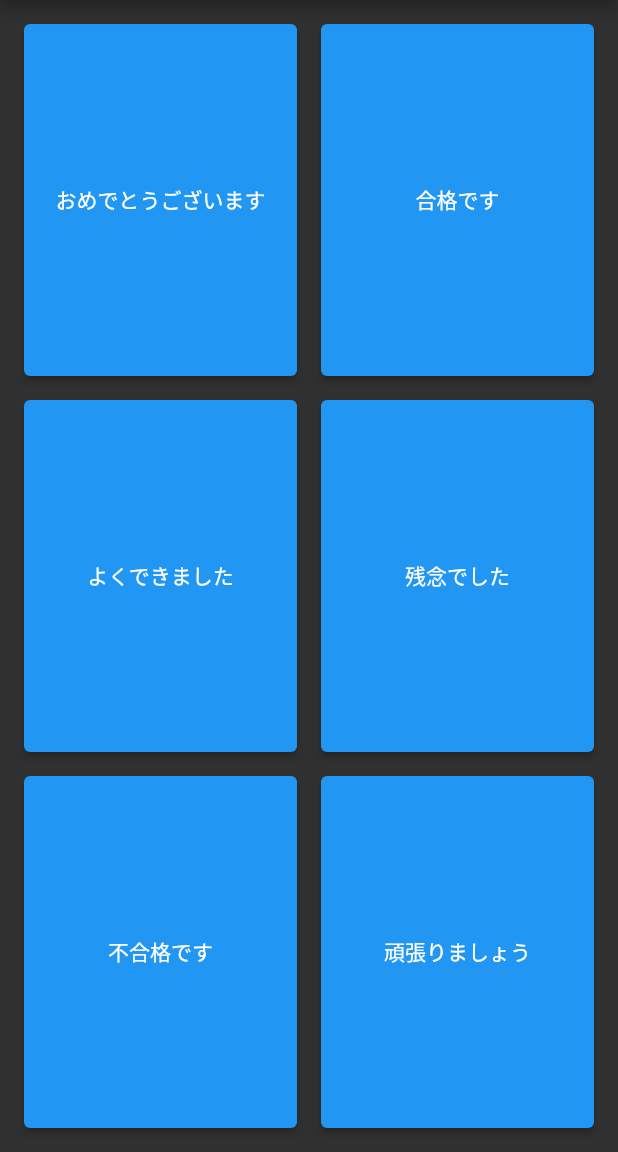
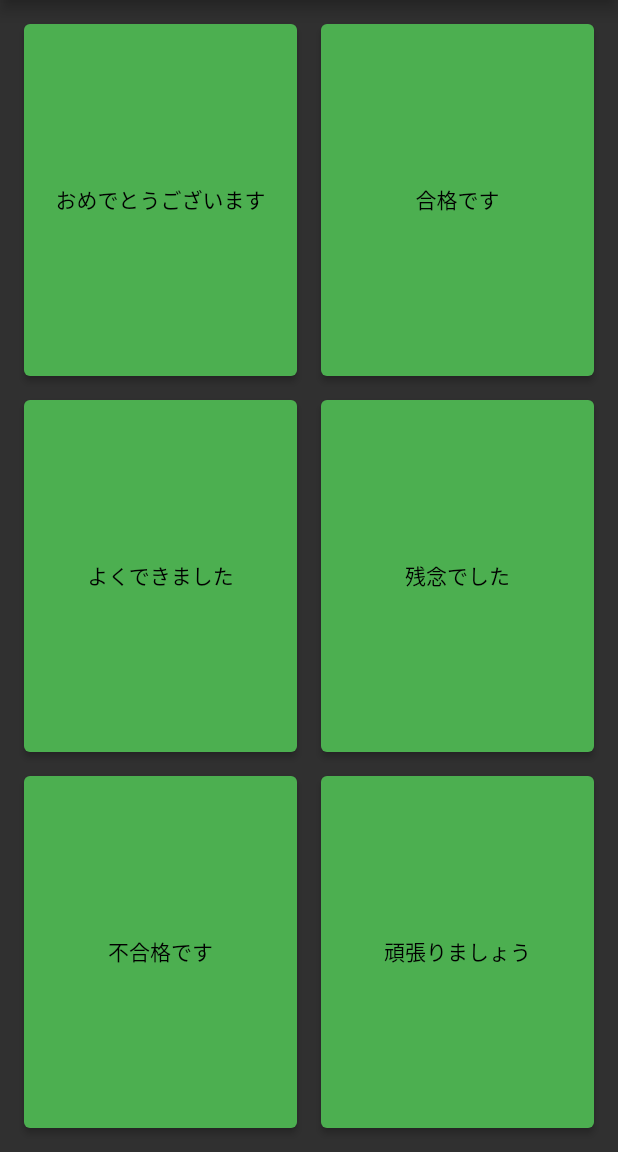
Before and after one commit to NaoyaOgura0828/straight_machine, a Flutter app: the screen it shows after launch, on a phone screen of 412 x 824 dp, the part 84-1236 px from its top. Run offline on Flutter 3.47's test engine with Material 2 defaults, Android fonts, the light colour scheme and no system bars; missing offline and left inert: soundpool.

Commit message:
ボタンのstyleを変更

```diff
--- a/lib/screens/home_screen.dart
+++ b/lib/screens/home_screen.dart
@@ -134,6 +134,10 @@ class _HomeScreenState extends State<HomeScreen> {
     return Container(
       padding: EdgeInsets.all(8.0),
       child: ElevatedButton(
+        style: ElevatedButton.styleFrom(
+          primary: Colors.green, // ボタンカラーを'グリーン'に変更
+          onPrimary: Colors.black, // ボタンテキストカラーを'ブラック'に変更
+        ),
         onPressed: () => _playSound(soundId), // 音を鳴らす
         child: Text(displayText),
       ),
```
